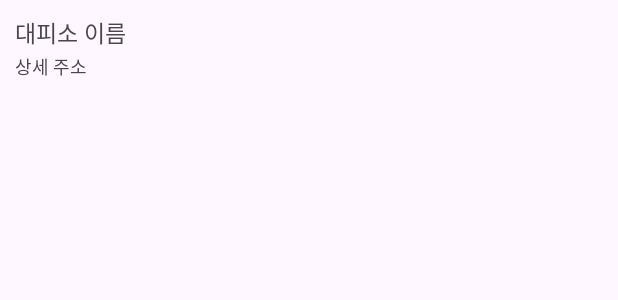
After one commit to 20210699/RunAway, an Android app: the layout item_save.xml on its own in the app's theme, with its tools: preview values and no code run, on a phone screen of 412 x 824 dp. The commit adds this screen. Shown: the top 300 px of the screen. Run offline under Robolectric (Android 15) with nearby library versions, the light colour scheme and no system bars.

Commit message:
[Feat] SaveList

```diff
--- a/app/src/main/AndroidManifest.xml
+++ b/app/src/main/AndroidManifest.xml
@@ -21,7 +21,7 @@
         tools:targetApi="31">
         <activity
             android:name=".SaveListActivity"
-            android:exported="false" />
+            android:exported="false"/>
         <activity
             android:name=".AuthActivity"
             android:exported="false"
--- a/app/src/main/java/com/example/runaway/ShelterData.kt
+++ b/app/src/main/java/com/example/runaway/ShelterData.kt
@@ -3,9 +3,8 @@ package com.example.runaway
 data class ShelterData(
     var docId: String? = null,
     var email: String? = null,
-    var latitude: Double? = null, // 위도
-    var longitude: Double? =null, // 경도
+    var latitude: String? = null, // 위도
+    var longitude: String? =null, // 경도
     var paddress: String? = null, // 도로명 주소
     var pname: String? = null, // 장소 이름
-    var start: Boolean = false // 출발지인지 표시
 )
--- /dev/null
+++ b/app/src/main/res/layout/item_save.xml
@@ -0,0 +1,32 @@
+<?xml version="1.0" encoding="utf-8"?>
+<LinearLayout xmlns:android="http://schemas.android.com/apk/res/android"
+    android:orientation="vertical"
+    android:layout_marginBottom="15dp"
+    android:layout_width="match_parent"
+    android:layout_height="wrap_content"
+    android:layout_margin="10dp"
+    android:id="@+id/item_main">
+
+    <LinearLayout
+        android:layout_width="wrap_content"
+        android:layout_height="wrap_content"
+        android:orientation="vertical">
+
+        <TextView
+            android:layout_width="wrap_content"
+            android:layout_height="wrap_content"
+            android:text="대피소 이름"
+            android:id="@+id/item_name"
+            android:textSize="15dp"/>
+
+        <TextView
+            android:layout_width="wrap_content"
+            android:layout_height="wrap_content"
+            android:text="상세 주소"
+            android:id="@+id/item_addr"
+            android:textSize="12dp"
+            android:layout_marginTop="2dp"/>
+
+    </LinearLayout>
+
+</LinearLayout>
--- a/app/src/main/res/values/themes.xml
+++ b/app/src/main/res/values/themes.xml
@@ -15,5 +15,11 @@
 
     <style name="Theme.RunAway" parent="Base.Theme.RunAway" />
     <style name="Theme.AuthActivity" parent="Theme.AppCompat.Light.NoActionBar" />
+<!--    <style name="Theme.SaveListActivity" parent="Theme.AppCompat.Light.DarkActionBar">-->
+<!--        &lt;!&ndash; Customize your theme here. &ndash;&gt;-->
+<!--        <item name="windowActionBar">false</item>-->
+<!--        <item name="windowNoTitle">true</item>-->
+<!--    </style>-->
+
 
 </resources>
```
Also changed, not shown: app/src/main/java/com/example/runaway/MySaveAdapter.kt (added, +34 -0 lines), app/src/main/java/com/example/runaway/SaveListActivity.kt (+73 -4 lines), app/src/main/res/layout/activity_save_list.xml (+29 -4 lines).
